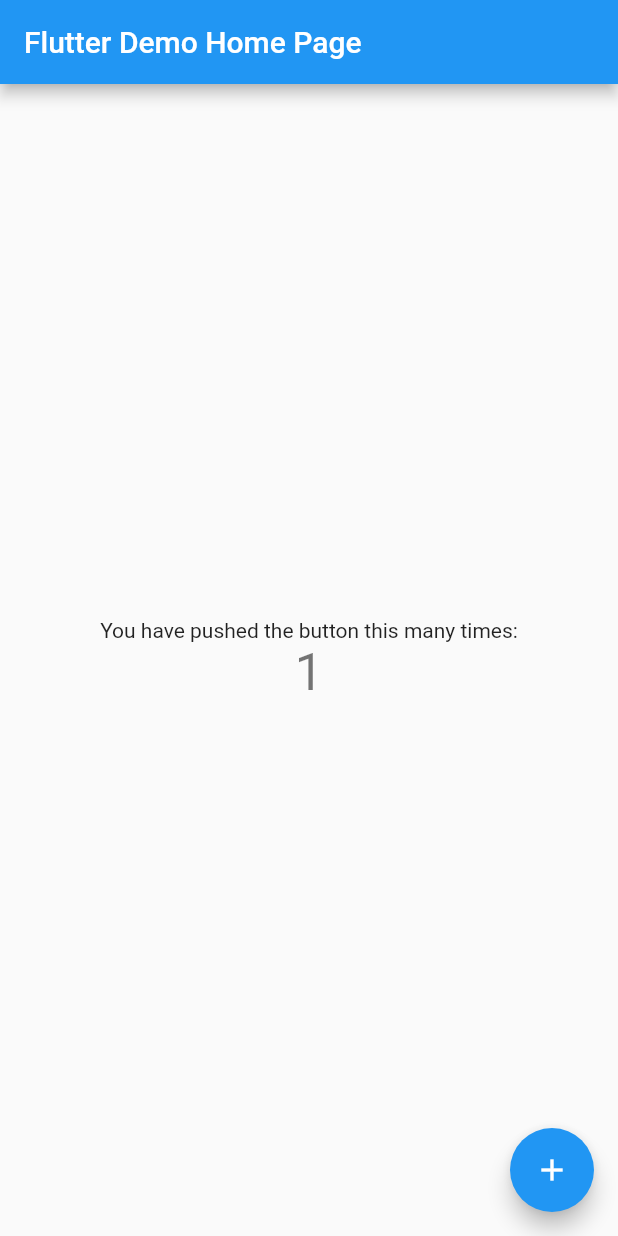
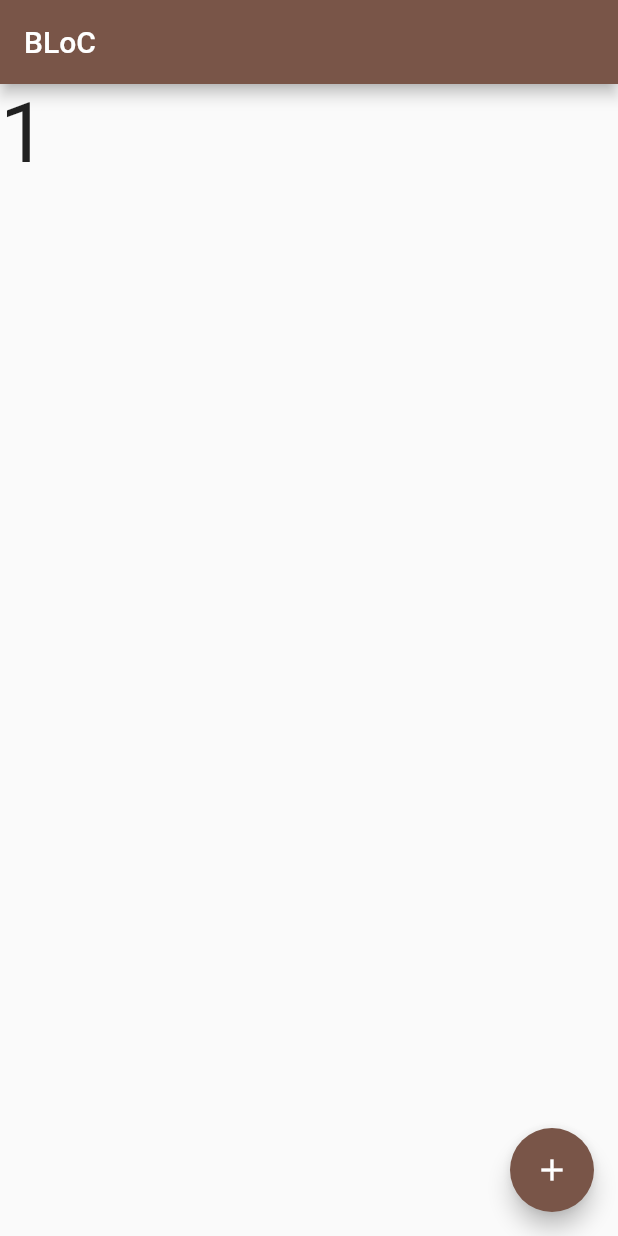
Before and after one commit to QwertyGroup/Dart, a Flutter app: the screen it shows after launch, after a tap on the "add" icon, on a phone screen of 412 x 824 dp. Run offline on Flutter 3.47's test engine with Material 2 defaults, Android fonts, the phone set to English and light mode, and no system bars; our stand-ins replace auto_size_text, bloc, flare_flutter, flutter_bloc, pie_chart, rxdart; missing offline and left inert: flare_dart; project files that could hold a hidden picture were left out.

Commit message:
five strats

```diff
--- a/fl_state/lib/main.dart
+++ b/fl_state/lib/main.dart
@@ -1,4 +1,9 @@
+import 'dart:async';
+
 import 'package:flutter/material.dart';
+import 'package:rxdart/rxdart.dart';
+import 'package:bloc/bloc.dart';
+import 'package:flutter_bloc/flutter_bloc.dart';
 
 void main() => runApp(MyApp());
 
@@ -6,30 +11,76 @@
   @override
   Widget build(BuildContext context) {
     return MaterialApp(
-      title: 'Flutter Demo',
+      title: 'State Management',
       theme: ThemeData(
-        primarySwatch: Colors.blue,
+        primarySwatch: Colors.brown,
       ),
-      home: MyHomePage(title: 'Flutter Demo Home Page'),
+      // home: MyHomePage('Home Page'),
+      // home: MyHomePage2(),
+      // home: InheritedCounter(child: MyHomePage3()),
+      // home: InheritedCounter(child: MyHomePage4()),
+      home: BlocProvider<CounterBloc>(
+        builder: (context) => CounterBloc(),
+        child: MyHomePage5(),
+      ),
     );
   }
 }
 
-class MyHomePage extends StatefulWidget {
-  MyHomePage({Key key, this.title}) : super(key: key);
-  final String title;
+/// 5. BLoC
+enum CounterEvent { increment }
+
+class CounterBloc extends Bloc<CounterEvent, int> {
+  @override
+  int get initialState => 0;
 
   @override
-  _MyHomePageState createState() => _MyHomePageState();
+  Stream<int> mapEventToState(CounterEvent event) async* {
+    switch (event) {
+      case CounterEvent.increment:
+        yield currentState + 1;
+        break;
+    }
+  }
+}
+
+class MyHomePage5 extends StatelessWidget {
+  @override
+  Widget build(BuildContext context) {
+    final CounterBloc bloc = BlocProvider.of<CounterBloc>(context);
+    return Scaffold(
+      appBar: AppBar(
+        title: Text('BLoC'),
+      ),
+      body: BlocBuilder(
+        bloc: bloc,
+        builder: (ctx, count) {
+          return Text(
+            '$count',
+            textScaleFactor: 4,
+          );
+        },
+      ),
+      floatingActionButton: FloatingActionButton(
+        child: Icon(Icons.add),
+        onPressed: () => bloc.dispatch(CounterEvent.increment),
+      ),
+    );
+  }
+}
+
+/// 1. StatefulWidget
+class MyHomePage extends StatefulWidget {
+  final String title;
+  MyHomePage(this.title);
+  @override
+  createState() => _MyHomePageState();
 }
 
 class _MyHomePageState extends State<MyHomePage> {
   int _counter = 0;
-
-  void _incrementCounter() {
-    setState(() {
-      _counter++;
-    });
+  void _incCounter() {
+    setState(() => _counter++);
   }
 
   @override
@@ -39,24 +90,123 @@
         title: Text(widget.title),
       ),
       body: Center(
-        child: Column(
-          mainAxisAlignment: MainAxisAlignment.center,
-          children: <Widget>[
-            Text(
-              'You have pushed the button this many times:',
-            ),
-            Text(
-              '$_counter',
-              style: Theme.of(context).textTheme.display1,
-            ),
-          ],
+        child: Text(
+          '$_counter',
+          textScaleFactor: 4,
         ),
       ),
       floatingActionButton: FloatingActionButton(
-        onPressed: _incrementCounter,
-        tooltip: 'Increment',
-        child: Icon(Icons.add),
+        onPressed: _incCounter,
+        child: Icon(Icons.near_me),
       ),
     );
   }
 }
+
+/// 2. StatefulBuilder
+/// but with rules violation
+class MyHomePage2 extends StatelessWidget {
+  // int _counter = 0; // needs to be final (immutable) because "Stateless"
+  final state = {'counter': 0}; // so use dict, but now "counter" is string
+  // I think this is bad design
+  @override
+  Widget build(BuildContext context) {
+    return StatefulBuilder(
+      builder: (context, StateSetter setState) => Scaffold(
+        body: SafeArea(
+          child: Text(
+            '${state['counter']}',
+            textScaleFactor: 4,
+          ),
+        ),
+        floatingActionButton: FloatingActionButton(
+          child: Icon(Icons.toys),
+          onPressed: () => setState(() => state['counter']++),
+        ),
+      ),
+    );
+  }
+}
+
+/// 3. Inherited Widget
+class InheritedCounter extends InheritedWidget {
+  final Map _counter = {'val': 0};
+  final Widget child;
+  InheritedCounter({this.child}) : super(child: child);
+
+  increment() {
+    _counter['val']++;
+  }
+
+  get couner => _counter['val'];
+
+  @override
+  // look diff to determine if update needed
+  bool updateShouldNotify(InheritedWidget oldWidget) => true;
+
+  static InheritedCounter of(BuildContext context) =>
+      context.inheritFromWidgetOfExactType(InheritedCounter);
+}
+
+class MyHomePage3 extends StatelessWidget {
+  @override
+  Widget build(BuildContext context) {
+    return StatefulBuilder(
+      builder: (context, setState) {
+        var counter = InheritedCounter.of(context).couner;
+        var increment = InheritedCounter.of(context).increment;
+
+        return Scaffold(
+          body: SafeArea(
+            child: Text(
+              '$counter',
+              textScaleFactor: 4,
+            ),
+          ),
+          floatingActionButton: FloatingActionButton(
+            child: Icon(Icons.track_changes),
+            onPressed: () => setState(() => increment()),
+          ),
+        );
+      },
+    );
+  }
+}
+
+/// 4. RxDart
+class Counter {
+  BehaviorSubject _counter = BehaviorSubject.seeded(0);
+
+  // dot really know what "$" means
+  Observable get stream$ => _counter.stream;
+  int get current => _counter.value;
+
+  increment() {
+    _counter.add(current + 1);
+  }
+}
+
+Counter counterService = Counter(); // like global thingie
+
+class MyHomePage4 extends StatelessWidget {
+  @override
+  Widget build(BuildContext context) {
+    return Scaffold(
+      body: StreamBuilder(
+        stream: counterService.stream$,
+        builder: (ctx, snap) {
+          return SafeArea(
+            child: Text(
+              '${snap.data}',
+              textScaleFactor: 4,
+            ),
+          );
+        },
+      ),
+      floatingActionButton: FloatingActionButton(
+        child: Icon(Icons.whatshot),
+        onPressed: () => counterService.increment(),
+      ),
+    );
+  }
+}
--- a/fl_state/pubspec.yaml
+++ b/fl_state/pubspec.yaml
@@ -12,6 +12,11 @@
 
   cupertino_icons: ^0.1.2
 
+  rxdart: ^0.22.2
+
+  bloc: ^0.15.0
+  flutter_bloc: ^0.21.0
+
 dev_dependencies:
   flutter_test:
     sdk: flutter
```
Also changed, not shown: fl_state/pubspec.lock.
